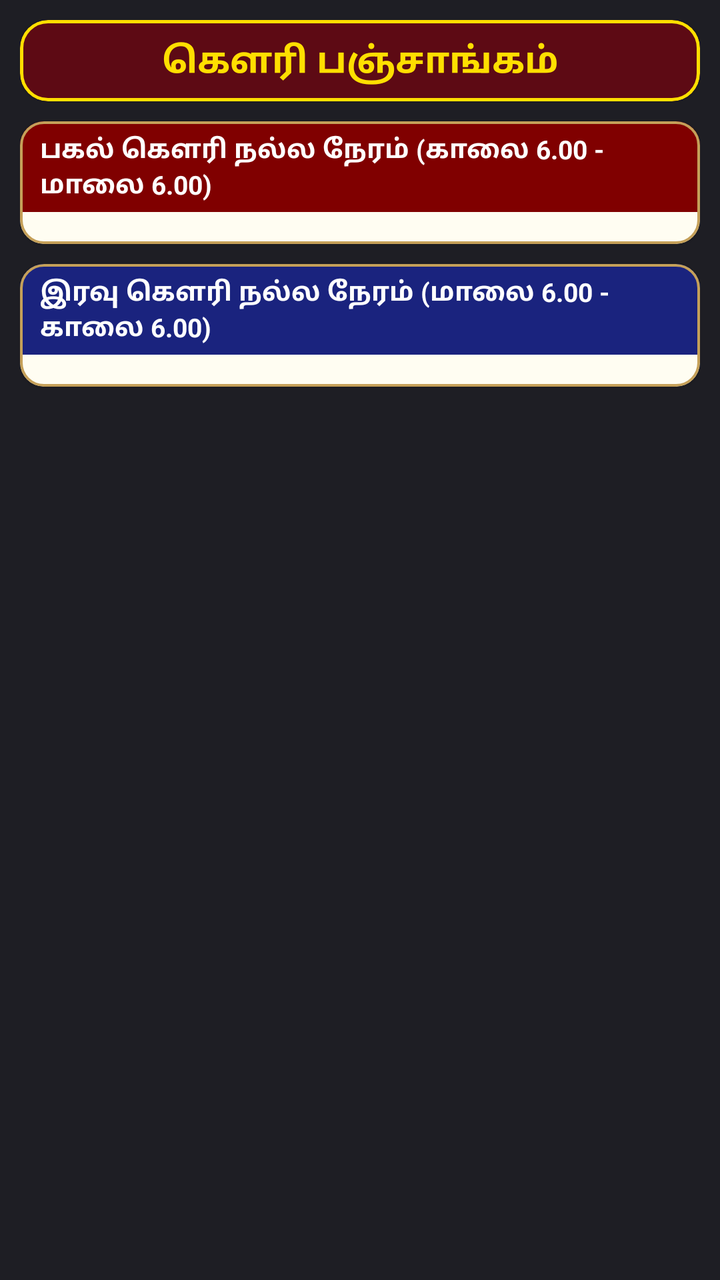
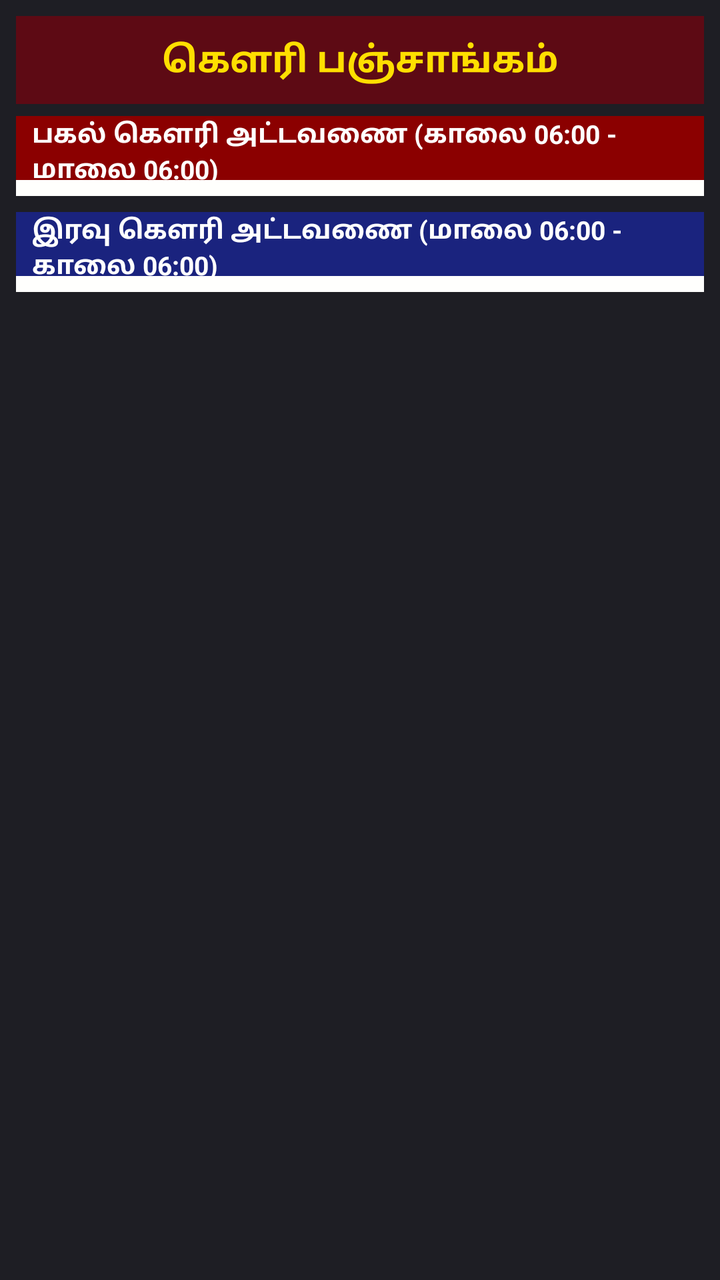

The first picture is an Android layout as it rendered before a commit; the second is the same layout after the commit. The layout source and the unified diff follow.
<!-- AndroidManifest.xml: application theme Theme.MaterialComponents.DayNight.NoActionBar -->
<!-- res/layout/fragment_rasi_palan.xml -->
<?xml version="1.0" encoding="utf-8"?>
<androidx.core.widget.NestedScrollView 
    xmlns:android="http://schemas.android.com/apk/res/android"
    xmlns:app="http://schemas.android.com/apk/res-auto"
    xmlns:tools="http://schemas.android.com/tools"
    android:layout_width="match_parent"
    android:layout_height="match_parent"
    android:fillViewport="true"
    android:background="#1E1E24">

    <LinearLayout
        android:layout_width="match_parent"
        android:layout_height="wrap_content"
        android:orientation="vertical"
        android:paddingHorizontal="10dp"
        android:paddingTop="10dp"
        android:paddingBottom="24dp">

        
        <com.google.android.material.card.MaterialCardView
            android:layout_width="match_parent"
            android:layout_height="wrap_content"
            android:layout_marginBottom="10dp"
            app:cardCornerRadius="14dp"
            app:cardBackgroundColor="#5D0A14"
            app:strokeColor="#FFDF00"
            app:strokeWidth="1.5dp">

            <TextView
                android:id="@+id/tv_gowri_header_title"
                android:layout_width="match_parent"
                android:layout_height="wrap_content"
                android:gravity="center"
                android:paddingVertical="8dp"
                android:text="கௌரி பஞ்சாங்கம்"
                android:textColor="#FFDF00"
                android:textSize="18sp"
                android:textStyle="bold" />
        </com.google.android.material.card.MaterialCardView>

        
        <com.google.android.material.card.MaterialCardView
            android:layout_width="match_parent"
            android:layout_height="wrap_content"
            android:layout_marginBottom="10dp"
            app:cardCornerRadius="12dp"
            app:cardBackgroundColor="#FFFDF2"
            app:strokeColor="#C5A059"
            app:strokeWidth="1.2dp">

            <LinearLayout
                android:layout_width="match_parent"
                android:layout_height="wrap_content"
                android:orientation="vertical">

                <TextView
                    android:layout_width="match_parent"
                    android:layout_height="wrap_content"
                    android:background="#800000"
                    android:paddingVertical="5dp"
                    android:paddingHorizontal="10dp"
                    android:text="பகல் கௌரி நல்ல நேரம் (காலை 6.00 - மாலை 6.00)"
                    android:textColor="#FFFFFF"
                    android:textSize="13sp"
                    android:textStyle="bold" />

                <LinearLayout
                    android:id="@+id/container_day_gowri"
                    android:layout_width="match_parent"
                    android:layout_height="wrap_content"
                    android:orientation="vertical"
                    android:padding="8dp" />
            </LinearLayout>
        </com.google.android.material.card.MaterialCardView>

        
        <com.google.android.material.card.MaterialCardView
            android:layout_width="match_parent"
            android:layout_height="wrap_content"
            android:layout_marginBottom="10dp"
            app:cardCornerRadius="12dp"
            app:cardBackgroundColor="#FFFDF2"
            app:strokeColor="#C5A059"
            app:strokeWidth="1.2dp">

            <LinearLayout
                android:layout_width="match_parent"
                android:layout_height="wrap_content"
                android:orientation="vertical">

                <TextView
                    android:layout_width="match_parent"
                    android:layout_height="wrap_content"
                    android:background="#1A237E"
                    android:paddingVertical="5dp"
                    android:paddingHorizontal="10dp"
                    android:text="இரவு கௌரி நல்ல நேரம் (மாலை 6.00 - காலை 6.00)"
                    android:textColor="#FFFFFF"
                    android:textSize="13sp"
                    android:textStyle="bold" />

                <LinearLayout
                    android:id="@+id/container_night_gowri"
                    android:layout_width="match_parent"
                    android:layout_height="wrap_content"
                    android:orientation="vertical"
                    android:padding="8dp" />
            </LinearLayout>
        </com.google.android.material.card.MaterialCardView>

    </LinearLayout>
</androidx.core.widget.NestedScrollView>
<!-- resources referenced by this layout -->
<resources>

</resources>

<!-- the commit's change to res/layout/fragment_rasi_palan.xml (unified diff, before → after) -->
@@ -1,112 +1,67 @@
 <?xml version="1.0" encoding="utf-8"?>
-<androidx.core.widget.NestedScrollView 
-    xmlns:android="http://schemas.android.com/apk/res/android"
-    xmlns:app="http://schemas.android.com/apk/res-auto"
-    xmlns:tools="http://schemas.android.com/tools"
+<ScrollView xmlns:android="http://schemas.android.com/apk/res/android"
     android:layout_width="match_parent"
     android:layout_height="match_parent"
-    android:fillViewport="true"
-    android:background="#1E1E24">
+    android:background="#1E1E24"
+    android:padding="8dp">
 
     <LinearLayout
         android:layout_width="match_parent"
         android:layout_height="wrap_content"
-        android:orientation="vertical"
-        android:paddingHorizontal="10dp"
-        android:paddingTop="10dp"
-        android:paddingBottom="24dp">
+        android:orientation="vertical">
+
+        <TextView
+            android:id="@+id/tv_gowri_header_title"
+            android:layout_width="match_parent"
+            android:layout_height="44dp"
+            android:gravity="center"
+            android:background="#5D0A14"
+            android:text="கௌரி பஞ்சாங்கம்"
+            android:textColor="#FFDF00"
+            android:textSize="18sp"
+            android:textStyle="bold" />
 
         
-        <com.google.android.material.card.MaterialCardView
+        <TextView
+            android:layout_width="match_parent"
+            android:layout_height="32dp"
+            android:gravity="center_vertical"
+            android:paddingStart="8dp"
+            android:background="#8B0000"
+            android:text="பகல் கௌரி அட்டவணை (காலை 06:00 - மாலை 06:00)"
+            android:textColor="#FFFFFF"
+            android:textSize="13sp"
+            android:textStyle="bold"
+            android:layout_marginTop="6dp" />
+
+        <LinearLayout
+            android:id="@+id/container_day_gowri"
             android:layout_width="match_parent"
             android:layout_height="wrap_content"
-            android:layout_marginBottom="10dp"
-            app:cardCornerRadius="14dp"
-            app:cardBackgroundColor="#5D0A14"
-            app:strokeColor="#FFDF00"
-            app:strokeWidth="1.5dp">
-
-            <TextView
-                android:id="@+id/tv_gowri_header_title"
-                android:layout_width="match_parent"
-                android:layout_height="wrap_content"
-                android:gravity="center"
-                android:paddingVertical="8dp"
-                android:text="கௌரி பஞ்சாங்கம்"
-                android:textColor="#FFDF00"
-                android:textSize="18sp"
-                android:textStyle="bold" />
-        </com.google.android.material.card.MaterialCardView>
+            android:orientation="vertical"
+            android:background="#FFFFFD"
+            android:padding="4dp" />
 
         
-        <com.google.android.material.card.MaterialCardView
+        <TextView
+            android:layout_width="match_parent"
+            android:layout_height="32dp"
+            android:gravity="center_vertical"
+            android:paddingStart="8dp"
+            android:background="#1A237E"
+            android:text="இரவு கௌரி அட்டவணை (மாலை 06:00 - காலை 06:00)"
+            android:textColor="#FFFFFF"
+            android:textSize="13sp"
+            android:textStyle="bold"
+            android:layout_marginTop="8dp" />
+
+        <LinearLayout
+            android:id="@+id/container_night_gowri"
             android:layout_width="match_parent"
             android:layout_height="wrap_content"
-            android:layout_marginBottom="10dp"
-            app:cardCornerRadius="12dp"
-            app:cardBackgroundColor="#FFFDF2"
-            app:strokeColor="#C5A059"
-            app:strokeWidth="1.2dp">
-
-            <LinearLayout
-                android:layout_width="match_parent"
-                android:layout_height="wrap_content"
-                android:orientation="vertical">
-
-                <TextView
-                    android:layout_width="match_parent"
-                    android:layout_height="wrap_content"
-                    android:background="#800000"
-                    android:paddingVertical="5dp"
-                    android:paddingHorizontal="10dp"
-                    android:text="பகல் கௌரி நல்ல நேரம் (காலை 6.00 - மாலை 6.00)"
-                    android:textColor="#FFFFFF"
-                    android:textSize="13sp"
-                    android:textStyle="bold" />
-
-                <LinearLayout
-                    android:id="@+id/container_day_gowri"
-                    android:layout_width="match_parent"
-                    android:layout_height="wrap_content"
-                    android:orientation="vertical"
-                    android:padding="8dp" />
-            </LinearLayout>
-        </com.google.android.material.card.MaterialCardView>
-
-        
-        <com.google.android.material.card.MaterialCardView
-            android:layout_width="match_parent"
-            android:layout_height="wrap_content"
-            android:layout_marginBottom="10dp"
-            app:cardCornerRadius="12dp"
-            app:cardBackgroundColor="#FFFDF2"
-            app:strokeColor="#C5A059"
-            app:strokeWidth="1.2dp">
-
-            <LinearLayout
-                android:layout_width="match_parent"
-                android:layout_height="wrap_content"
-                android:orientation="vertical">
-
-                <TextView
-                    android:layout_width="match_parent"
-                    android:layout_height="wrap_content"
-                    android:background="#1A237E"
-                    android:paddingVertical="5dp"
-                    android:paddingHorizontal="10dp"
-                    android:text="இரவு கௌரி நல்ல நேரம் (மாலை 6.00 - காலை 6.00)"
-                    android:textColor="#FFFFFF"
-                    android:textSize="13sp"
-                    android:textStyle="bold" />
-
-                <LinearLayout
-                    android:id="@+id/container_night_gowri"
-                    android:layout_width="match_parent"
-                    android:layout_height="wrap_content"
-                    android:orientation="vertical"
-                    android:padding="8dp" />
-            </LinearLayout>
-        </com.google.android.material.card.MaterialCardView>
-
+            android:orientation="vertical"
+            android:background="#FFFFFD"
+            android:padding="4dp"
+            android:layout_marginBottom="24dp" />
     </LinearLayout>
-</androidx.core.widget.NestedScrollView>
+</ScrollView>
